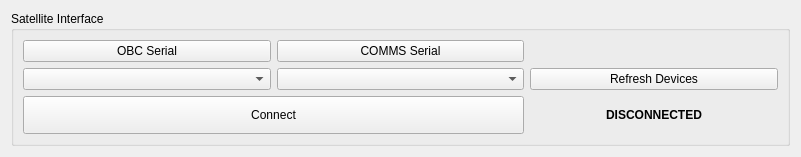
First picture: the form in san-antonio/sanantonio/ui/sat_interface.ui, repository jumiknows/AleasatV2, before the edit.
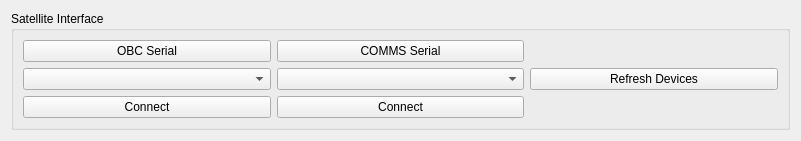
Second picture: the form after the edit.

Commit message:
ALEA-1205 Implemented dual OBC/COMMS connection in SA https://gitlab.com/alea-2020/command-data-handling/obc2-firmware/-/merge_requests/228
Issue: PP#1205

# Overview
Add support in San Antonio to connect to both the OBC and COMMS at the same time (or independently)

# Testing
Tested manually during ESA TestOps

Patch:
```diff
--- a/san-antonio/sanantonio/ui/sat_interface.ui
+++ b/san-antonio/sanantonio/ui/sat_interface.ui
@@ -7,7 +7,7 @@
     <x>0</x>
     <y>0</y>
     <width>801</width>
-    <height>157</height>
+    <height>132</height>
    </rect>
   </property>
   <property name="windowTitle">
@@ -59,30 +59,13 @@
         </property>
        </widget>
       </item>
-      <item row="2" column="3">
-       <widget class="QLabel" name="conn_status_label">
-        <property name="font">
-         <font>
-          <weight>75</weight>
-          <italic>false</italic>
-          <bold>true</bold>
-         </font>
-        </property>
-        <property name="text">
-         <string>DISCONNECTED</string>
-        </property>
-        <property name="alignment">
-         <set>Qt::AlignCenter</set>
-        </property>
-       </widget>
-      </item>
-      <item row="2" column="0" colspan="2">
-       <widget class="QPushButton" name="connect_btn">
+      <item row="2" column="0">
+       <widget class="QPushButton" name="connect_obc_serial_btn">
         <property name="enabled">
          <bool>true</bool>
         </property>
         <property name="sizePolicy">
-         <sizepolicy hsizetype="Minimum" vsizetype="Minimum">
+         <sizepolicy hsizetype="Minimum" vsizetype="Fixed">
           <horstretch>0</horstretch>
           <verstretch>0</verstretch>
          </sizepolicy>
@@ -92,6 +75,13 @@
         </property>
        </widget>
       </item>
+      <item row="2" column="1">
+       <widget class="QPushButton" name="connect_comms_serial_btn">
+        <property name="text">
+         <string>Connect</string>
+        </property>
+       </widget>
+      </item>
      </layout>
     </widget>
    </item>
```
The commit also changes 7 other files.
